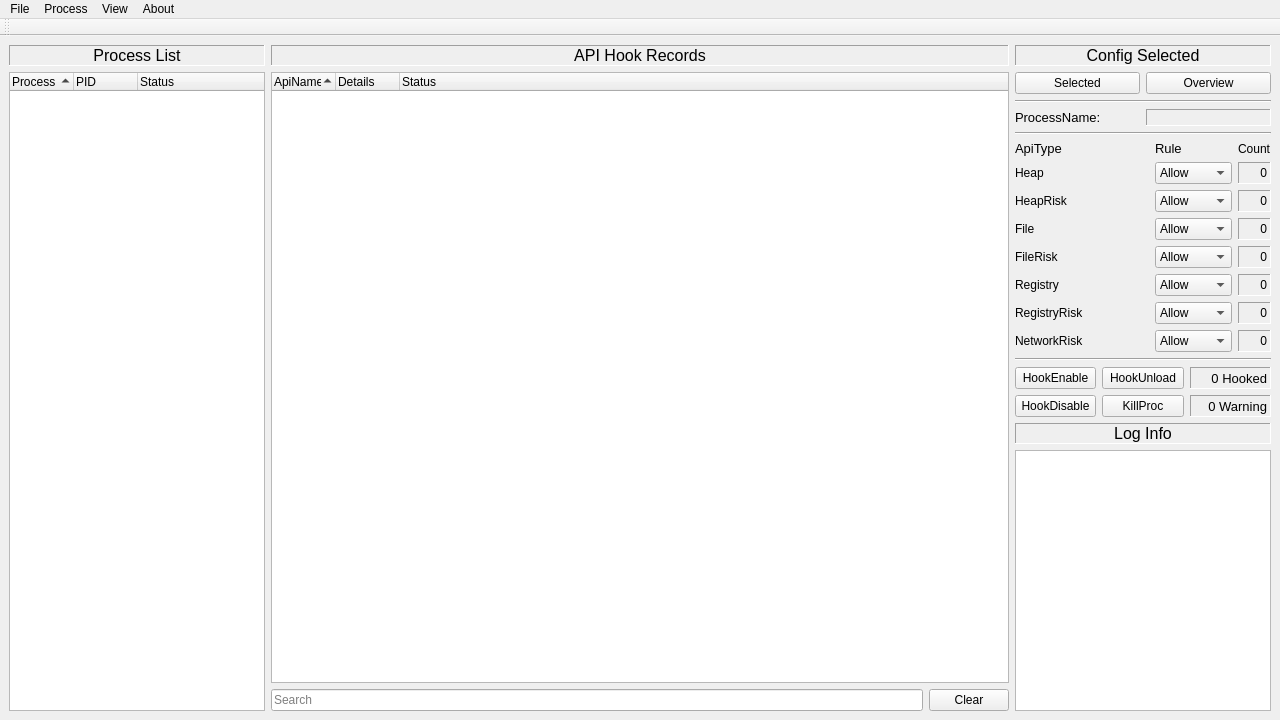
noxke/EzAPIGuard, file EzAPIGuardGUI/uics/MainWindow.ui: the form before one commit.
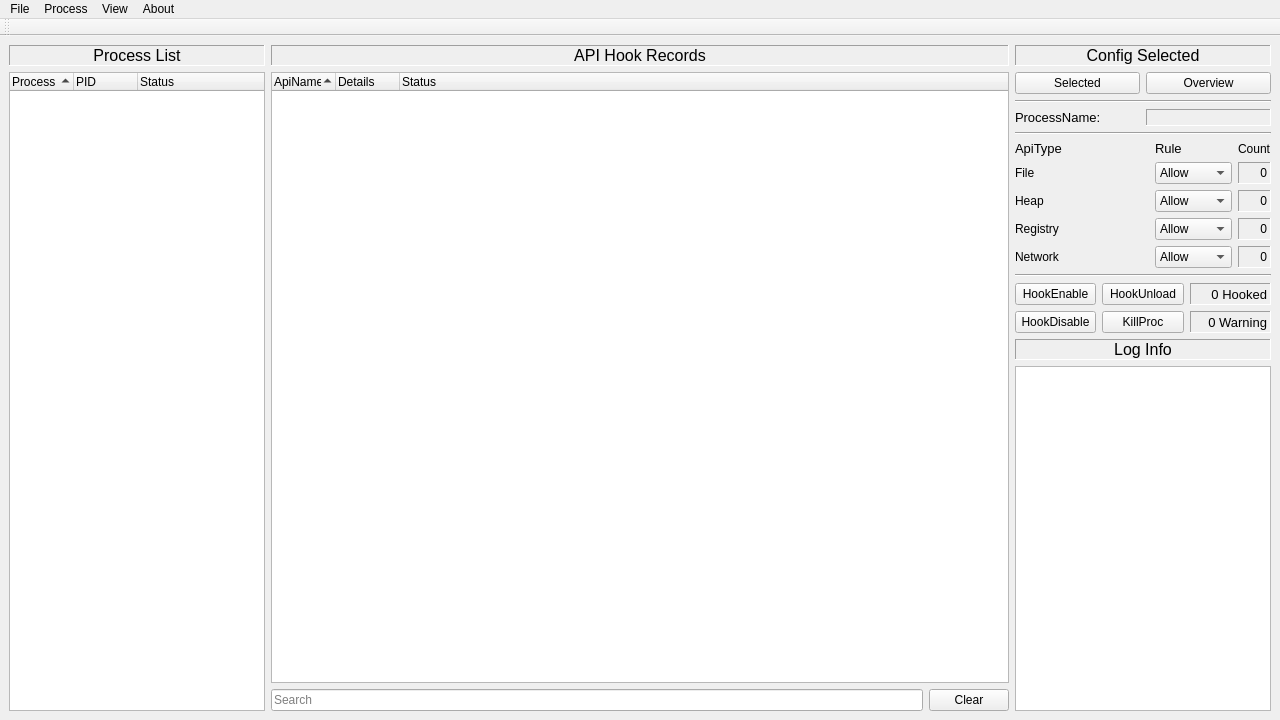
The form after the commit.

Commit message: 修复GUI显示错误

The edit to the form file:
```diff
--- a/EzAPIGuardGUI/uics/MainWindow.ui
+++ b/EzAPIGuardGUI/uics/MainWindow.ui
@@ -336,17 +336,10 @@
         </item>
         <item>
          <layout class="QGridLayout" name="configGridLayout" columnstretch="2,0,0">
-          <item row="8" column="0">
-           <widget class="QLabel" name="networkRiskLabel">
+          <item row="6" column="0">
+           <widget class="QLabel" name="networkLabel">
             <property name="text">
-             <string>NetworkRisk</string>
-            </property>
-           </widget>
-          </item>
-          <item row="5" column="0">
-           <widget class="QLabel" name="fileRiskLabel">
-            <property name="text">
-             <string>FileRisk</string>
+             <string>Network</string>
             </property>
            </widget>
           </item>
@@ -362,139 +355,22 @@
             </property>
            </widget>
           </item>
-          <item row="6" column="0">
-           <widget class="QLabel" name="registryLabel">
-            <property name="text">
-             <string>Registry</string>
-            </property>
-           </widget>
-          </item>
-          <item row="4" column="0">
+          <item row="3" column="0">
            <widget class="QLabel" name="fileLabel">
             <property name="text">
              <string>File</string>
             </property>
            </widget>
           </item>
-          <item row="7" column="0">
-           <widget class="QLabel" name="registryRiskLabel">
+          <item row="5" column="0">
+           <widget class="QLabel" name="registryLabel">
             <property name="text">
-             <string>RegistryRisk</string>
+             <string>Registry</string>
             </property>
            </widget>
           </item>
-          <item row="3" column="0">
-           <widget class="QLabel" name="heapRiskLabel">
-            <property name="text">
-             <string>HeapRisk</string>
-            </property>
-           </widget>
-          </item>
-          <item row="2" column="0">
-           <widget class="QLabel" name="heapLabel">
-            <property name="text">
-             <string>Heap</string>
-            </property>
-           </widget>
-          </item>
-          <item row="6" column="1">
-           <widget class="QComboBox" name="registryRule">
-            <item>
-             <property name="text">
-              <string>Allow</string>
-             </property>
-            </item>
-            <item>
-             <property name="text">
-              <string>Reject</string>
-             </property>
-            </item>
-            <item>
-             <property name="text">
-              <string>Request</string>
-             </property>
-            </item>
-            <item>
-             <property name="text">
-              <string>UnHook</string>
-             </property>
-            </item>
-           </widget>
-          </item>
-          <item row="7" column="1">
-           <widget class="QComboBox" name="registryRiskRule">
-            <item>
-             <property name="text">
-              <string>Allow</string>
-             </property>
-            </item>
-            <item>
-             <property name="text">
-              <string>Reject</string>
-             </property>
-            </item>
-            <item>
-             <property name="text">
-              <string>Request</string>
-             </property>
-            </item>
-            <item>
-             <property name="text">
-              <string>UnHook</string>
-             </property>
-            </item>
-           </widget>
-          </item>
-          <item row="2" column="1">
-           <widget class="QComboBox" name="heapRule">
-            <item>
-             <property name="text">
-              <string>Allow</string>
-             </property>
-            </item>
-            <item>
-             <property name="text">
-              <string>Reject</string>
-             </property>
-            </item>
-            <item>
-             <property name="text">
-              <string>Request</string>
-             </property>
-            </item>
-            <item>
-             <property name="text">
-              <string>UnHook</string>
-             </property>
-            </item>
-           </widget>
-          </item>
-          <item row="8" column="1">
-           <widget class="QComboBox" name="networkRiskRule">
-            <item>
-             <property name="text">
-              <string>Allow</string>
-             </property>
-            </item>
-            <item>
-             <property name="text">
-              <string>Reject</string>
-             </property>
-            </item>
-            <item>
-             <property name="text">
-              <string>Request</string>
-             </property>
-            </item>
-            <item>
-             <property name="text">
-              <string>UnHook</string>
-             </property>
-            </item>
-           </widget>
-          </item>
           <item row="5" column="1">
-           <widget class="QComboBox" name="fileRiskRule">
+           <widget class="QComboBox" name="registryRule">
             <item>
              <property name="text">
               <string>Allow</string>
@@ -517,6 +393,53 @@
             </item>
            </widget>
           </item>
+          <item row="6" column="1">
+           <widget class="QComboBox" name="networkRule">
+            <item>
+             <property name="text">
+              <string>Allow</string>
+             </property>
+            </item>
+            <item>
+             <property name="text">
+              <string>Reject</string>
+             </property>
+            </item>
+            <item>
+             <property name="text">
+              <string>Request</string>
+             </property>
+            </item>
+            <item>
+             <property name="text">
+              <string>UnHook</string>
+             </property>
+            </item>
+           </widget>
+          </item>
+          <item row="3" column="2">
+           <widget class="QLabel" name="fileCnt">
+            <property name="frameShape">
+             <enum>QFrame::Panel</enum>
+            </property>
+            <property name="frameShadow">
+             <enum>QFrame::Sunken</enum>
+            </property>
+            <property name="text">
+             <string>0</string>
+            </property>
+            <property name="alignment">
+             <set>Qt::AlignRight|Qt::AlignTrailing|Qt::AlignVCenter</set>
+            </property>
+           </widget>
+          </item>
+          <item row="0" column="2">
+           <widget class="QLabel" name="countLabel">
+            <property name="text">
+             <string>Count</string>
+            </property>
+           </widget>
+          </item>
           <item row="0" column="1">
            <widget class="QLabel" name="label">
             <property name="font">
@@ -530,37 +453,6 @@
            </widget>
           </item>
           <item row="3" column="1">
-           <widget class="QComboBox" name="heapRiskRule">
-            <item>
-             <property name="text">
-              <string>Allow</string>
-             </property>
-            </item>
-            <item>
-             <property name="text">
-              <string>Reject</string>
-             </property>
-            </item>
-            <item>
-             <property name="text">
-              <string>Request</string>
-             </property>
-            </item>
-            <item>
-             <property name="text">
-              <string>UnHook</string>
-             </property>
-            </item>
-           </widget>
-          </item>
-          <item row="0" column="2">
-           <widget class="QLabel" name="countLabel">
-            <property name="text">
-             <string>Count</string>
-            </property>
-           </widget>
-          </item>
-          <item row="4" column="1">
            <widget class="QComboBox" name="fileRule">
             <item>
              <property name="text">
@@ -584,75 +476,8 @@
             </item>
            </widget>
           </item>
-          <item row="4" column="2">
-           <widget class="QLabel" name="fileCnt">
-            <property name="frameShape">
-             <enum>QFrame::Panel</enum>
-            </property>
-            <property name="frameShadow">
-             <enum>QFrame::Sunken</enum>
-            </property>
-            <property name="text">
-             <string>0</string>
-            </property>
-            <property name="alignment">
-             <set>Qt::AlignRight|Qt::AlignTrailing|Qt::AlignVCenter</set>
-            </property>
-           </widget>
-          </item>
-          <item row="3" column="2">
-           <widget class="QLabel" name="heapRiskCnt">
-            <property name="layoutDirection">
-             <enum>Qt::LeftToRight</enum>
-            </property>
-            <property name="frameShape">
-             <enum>QFrame::Panel</enum>
-            </property>
-            <property name="frameShadow">
-             <enum>QFrame::Sunken</enum>
-            </property>
-            <property name="text">
-             <string>0</string>
-            </property>
-            <property name="alignment">
-             <set>Qt::AlignRight|Qt::AlignTrailing|Qt::AlignVCenter</set>
-            </property>
-           </widget>
-          </item>
-          <item row="2" column="2">
-           <widget class="QLabel" name="heapCnt">
-            <property name="frameShape">
-             <enum>QFrame::Panel</enum>
-            </property>
-            <property name="frameShadow">
-             <enum>QFrame::Sunken</enum>
-            </property>
-            <property name="text">
-             <string>0</string>
-            </property>
-            <property name="alignment">
-             <set>Qt::AlignRight|Qt::AlignTrailing|Qt::AlignVCenter</set>
-            </property>
-           </widget>
-          </item>
-          <item row="6" column="2">
-           <widget class="QLabel" name="registryCnt">
-            <property name="frameShape">
-             <enum>QFrame::Panel</enum>
-            </property>
-            <property name="frameShadow">
-             <enum>QFrame::Sunken</enum>
-            </property>
-            <property name="text">
-             <string>0</string>
-            </property>
-            <property name="alignment">
-             <set>Qt::AlignRight|Qt::AlignTrailing|Qt::AlignVCenter</set>
-            </property>
-           </widget>
-          </item>
           <item row="5" column="2">
-           <widget class="QLabel" name="fileRiskCnt">
+           <widget class="QLabel" name="registryCnt">
             <property name="frameShape">
              <enum>QFrame::Panel</enum>
             </property>
@@ -667,8 +492,8 @@
             </property>
            </widget>
           </item>
-          <item row="8" column="2">
-           <widget class="QLabel" name="networkRiskCnt">
+          <item row="6" column="2">
+           <widget class="QLabel" name="networkCnt">
             <property name="frameShape">
              <enum>QFrame::Panel</enum>
             </property>
@@ -683,8 +508,39 @@
             </property>
            </widget>
           </item>
-          <item row="7" column="2">
-           <widget class="QLabel" name="registryRiskCnt">
+          <item row="4" column="0">
+           <widget class="QLabel" name="heapLabel">
+            <property name="text">
+             <string>Heap</string>
+            </property>
+           </widget>
+          </item>
+          <item row="4" column="1">
+           <widget class="QComboBox" name="heapRule">
+            <item>
+             <property name="text">
+              <string>Allow</string>
+             </property>
+            </item>
+            <item>
+             <property name="text">
+              <string>Reject</string>
+             </property>
+            </item>
+            <item>
+             <property name="text">
+              <string>Request</string>
+             </property>
+            </item>
+            <item>
+             <property name="text">
+              <string>UnHook</string>
+             </property>
+            </item>
+           </widget>
+          </item>
+          <item row="4" column="2">
+           <widget class="QLabel" name="heapCnt">
             <property name="frameShape">
              <enum>QFrame::Panel</enum>
             </property>
```
Left out of the diff: 50 changed lines with no effect on the pictures. The commit also changes 1 other file.
